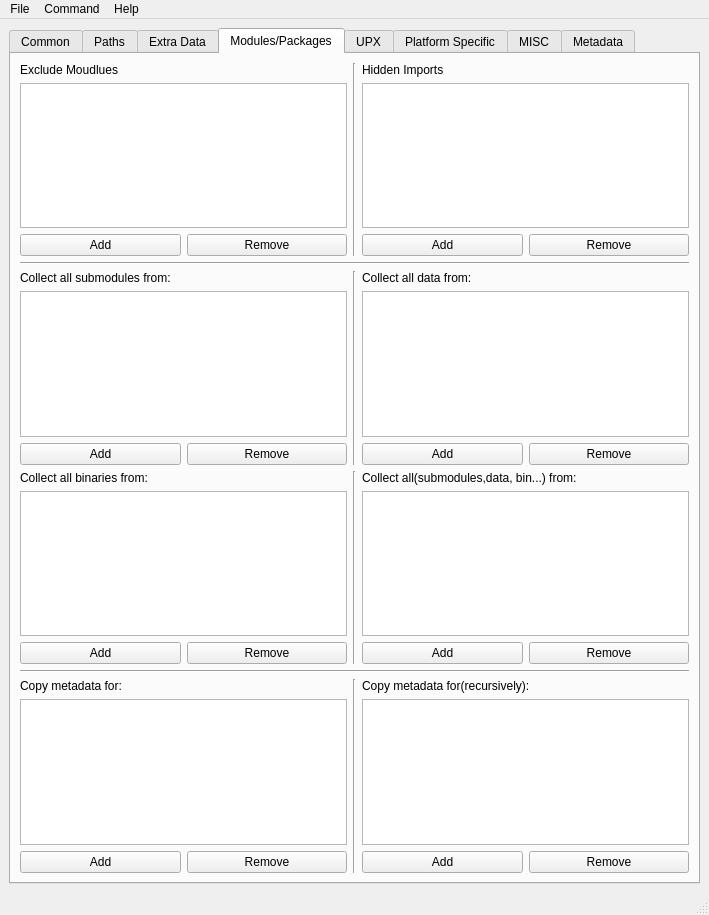
Old version of the form ui/design/main.ui in the repository zimolab/PyInstallerGUI.
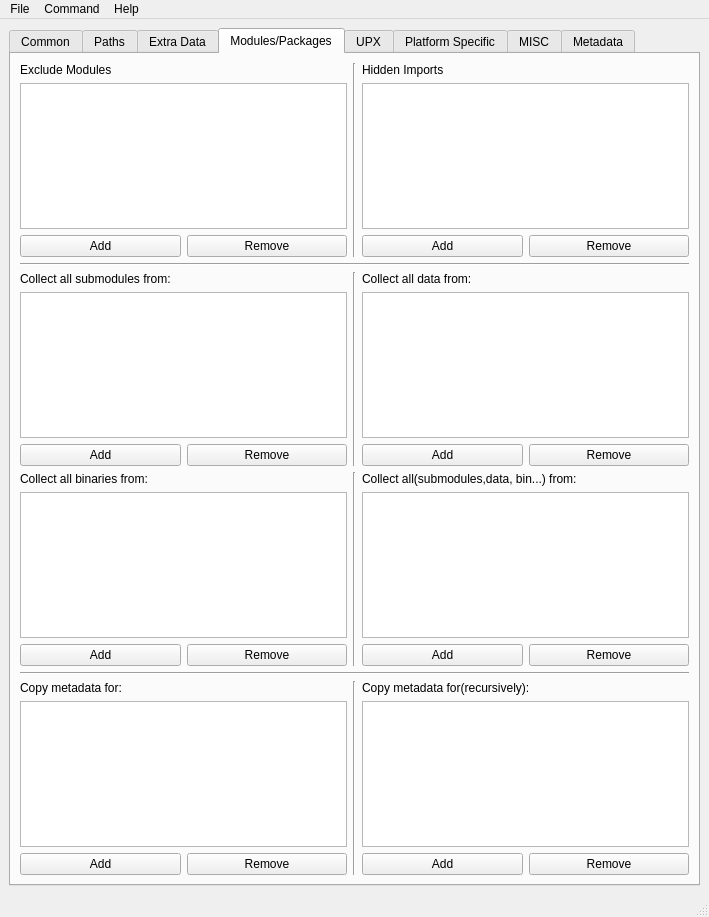
New version of the form. The open tabs and pages were chosen to show the change. Custom widgets are drawn as their Qt base class.

Commit message: 添加excludeModules界面功能

```diff
--- a/ui/design/main.ui
+++ b/ui/design/main.ui
@@ -8,7 +8,7 @@
     <x>0</x>
     <y>0</y>
     <width>709</width>
-    <height>915</height>
+    <height>917</height>
    </rect>
   </property>
   <property name="font">
@@ -581,7 +581,7 @@
             <item>
              <widget class="QLabel" name="excludeMoudluesLabel">
               <property name="text">
-               <string>Exclude Moudlues</string>
+               <string>Exclude Modules</string>
               </property>
              </widget>
             </item>
```
Left out of the diff: 12 changed lines with no effect on the pictures. The commit also changes 6 other files.
